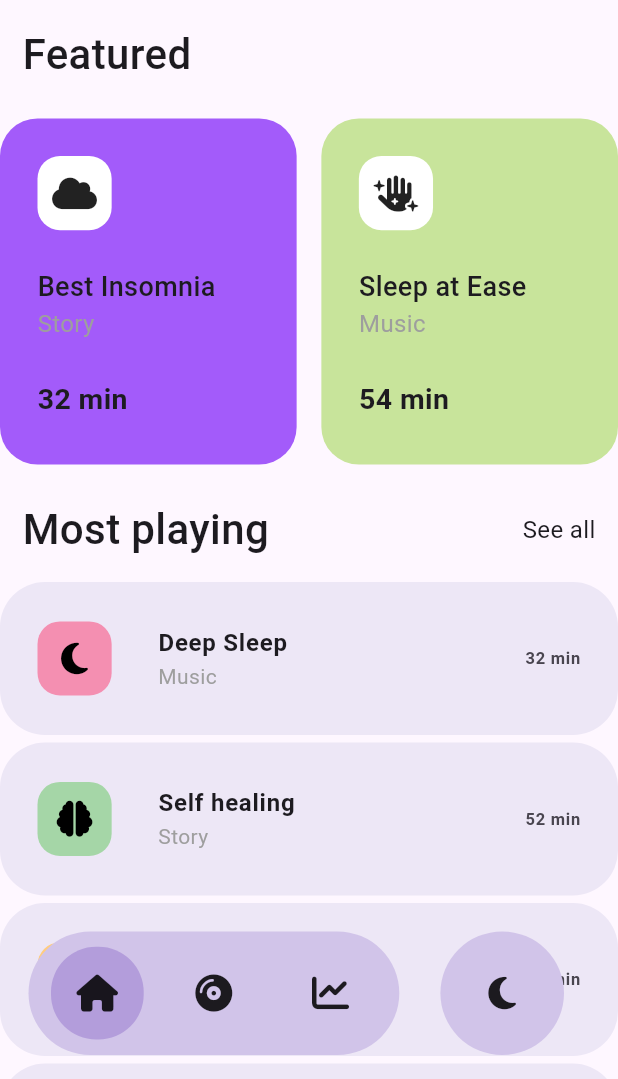
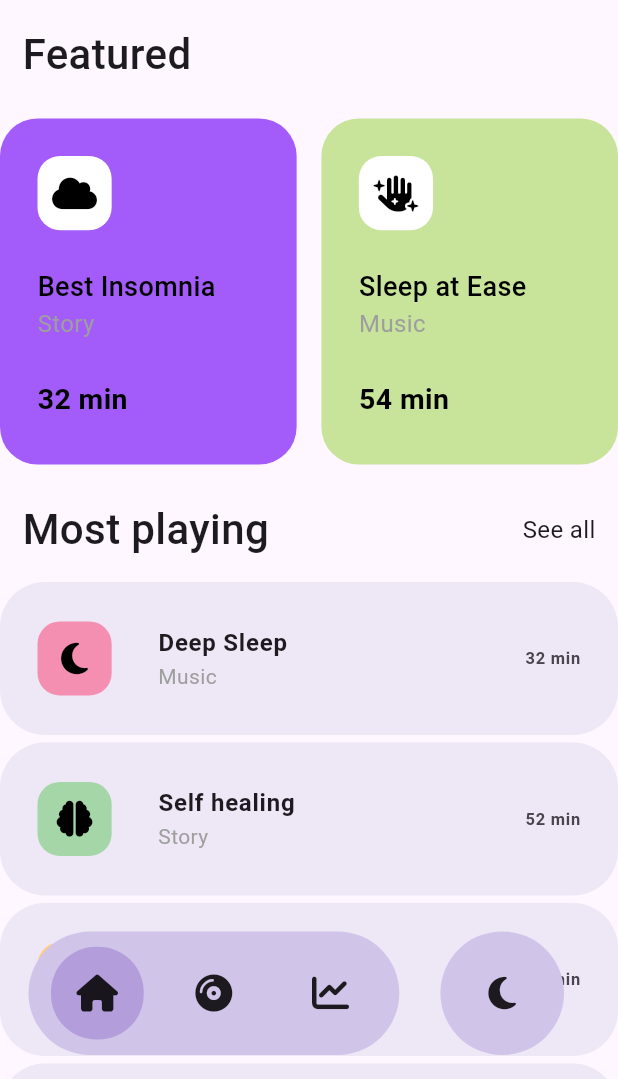
Before and after one commit to mikecasey12/meditation_app, a Flutter app: the screen it shows after launch, on a phone screen of 412 x 824 dp, the part 157-1236 px from its top. Run offline on Flutter 3.47's test engine with Material 2 defaults, Android fonts, the phone set to English and light mode, and no system bars; our stand-ins replace blur, font_awesome_flutter.

Commit message:
added dark theme

```diff
--- a/lib/main.dart
+++ b/lib/main.dart
@@ -1,20 +1,35 @@
 import 'package:flutter/material.dart';
+import 'package:meditation_app/theme/theme.dart';
+import 'package:meditation_app/theme/theme_manager.dart';
+import 'package:provider/provider.dart';
 import 'package:meditation_app/screens/homepage.dart';
 
 void main() {
   runApp(const MyApp());
 }
 
-class MyApp extends StatelessWidget {
+class MyApp extends StatefulWidget {
   const MyApp({super.key});
 
   @override
+  State<MyApp> createState() => _MyAppState();
+}
+
+class _MyAppState extends State<MyApp> {
+  @override
   Widget build(BuildContext context) {
-    return MaterialApp(
-      debugShowCheckedModeBanner: false,
-      title: 'Flutter Demo',
-      theme: ThemeData(primarySwatch: Colors.blue, useMaterial3: true),
-      home: const HomePage(),
+    return MultiProvider(
+      providers: [
+        ChangeNotifierProvider(create: (context) => ThemeManager()),
+      ],
+      builder: (context, _) => MaterialApp(
+        debugShowCheckedModeBanner: false,
+        title: 'Flutter Demo',
+        themeMode: context.watch<ThemeManager>().themeMode,
+        darkTheme: darkTheme,
+        theme: lightTheme,
+        home: const HomePage(),
+      ),
     );
   }
 }
--- a/lib/screens/homescreen.dart
+++ b/lib/screens/homescreen.dart
@@ -1,8 +1,10 @@
 import 'package:flutter/material.dart';
 import 'package:font_awesome_flutter/font_awesome_flutter.dart';
 import 'package:meditation_app/models/dummy_data.dart';
+import 'package:meditation_app/theme/theme_manager.dart';
 import 'package:meditation_app/widget/most_playing_music_tile.dart';
 import 'package:meditation_app/widget/scrolling_button.dart';
+import 'package:provider/provider.dart';
 
 class HomeScreen extends StatefulWidget {
   const HomeScreen({super.key});
@@ -24,6 +26,7 @@ class _HomeScreenState extends State<HomeScreen> {
   @override
   Widget build(BuildContext context) {
     final size = MediaQuery.of(context).size;
+    final isDark = context.watch<ThemeManager>().isDark;
     return Scaffold(
       appBar: AppBar(
         title: const Text('Hello, Michael'),
@@ -33,7 +36,7 @@ class _HomeScreenState extends State<HomeScreen> {
             width: size.width * 0.12,
             margin: const EdgeInsets.only(right: 15),
             decoration: BoxDecoration(
-                color: Colors.deepPurple[100],
+                color: isDark ? Colors.grey[800] : Colors.deepPurple[100],
                 borderRadius: BorderRadius.circular(15)),
             child: const Center(
               child: FaIcon(FontAwesomeIcons.solidBell),
@@ -51,8 +54,10 @@ class _HomeScreenState extends State<HomeScreen> {
                   currentIndex: currentIndex,
                   musicType: _musicType,
                   switchIndexFn: switchIndexFn,
-                  backgroundColor: Colors.deepPurple[100]!,
-                  selectedColor: Colors.deepPurple[200]!),
+                  backgroundColor:
+                      isDark ? Colors.grey[800]! : Colors.deepPurple[100]!,
+                  selectedColor:
+                      isDark ? Colors.grey[600]! : Colors.deepPurple[200]!),
               const Padding(
                 padding: EdgeInsets.all(15.0),
                 child: Text(
@@ -83,14 +88,19 @@ class _HomeScreenState extends State<HomeScreen> {
                                   color: Colors.white,
                                   borderRadius: BorderRadius.circular(15)),
                               child: const Center(
-                                child: FaIcon(FontAwesomeIcons.cloud),
+                                child: FaIcon(
+                                  FontAwesomeIcons.cloud,
+                                  color: Colors.black,
+                                ),
                               ),
                             ),
                             const SizedBox(height: 25),
                             const Text(
                               'Best Insomnia',
                               style: TextStyle(
-                                  fontSize: 18, fontWeight: FontWeight.w500),
+                                  color: Colors.black,
+                                  fontSize: 18,
+                                  fontWeight: FontWeight.w500),
                             ),
                             Text(
                               'Story',
@@ -101,7 +111,9 @@ class _HomeScreenState extends State<HomeScreen> {
                             const Text(
                               '32 min',
                               style: TextStyle(
-                                  fontSize: 19, fontWeight: FontWeight.w600),
+                                  color: Colors.black,
+                                  fontSize: 19,
+                                  fontWeight: FontWeight.w600),
                             ),
                           ],
                         ),
@@ -124,14 +136,19 @@ class _HomeScreenState extends State<HomeScreen> {
                                   color: Colors.white,
                                   borderRadius: BorderRadius.circular(15)),
                               child: const Center(
-                                child: FaIcon(FontAwesomeIcons.handSparkles),
+                                child: FaIcon(
+                                  FontAwesomeIcons.handSparkles,
+                                  color: Colors.black,
+                                ),
                               ),
                             ),
                             const SizedBox(height: 25),
                             const Text(
                               'Sleep at Ease',
                               style: TextStyle(
-                                  fontSize: 18, fontWeight: FontWeight.w500),
+                                  color: Colors.black,
+                                  fontSize: 18,
+                                  fontWeight: FontWeight.w500),
                             ),
                             Text(
                               'Music',
@@ -142,7 +159,9 @@ class _HomeScreenState extends State<HomeScreen> {
                             const Text(
                               '54 min',
                               style: TextStyle(
-                                  fontSize: 19, fontWeight: FontWeight.w600),
+                                  color: Colors.black,
+                                  fontSize: 19,
+                                  fontWeight: FontWeight.w600),
                             ),
                           ],
                         ),
@@ -173,6 +192,7 @@ class _HomeScreenState extends State<HomeScreen> {
                 title: 'Deep Sleep',
                 trailingTitle: '32 min',
                 color: Colors.pink[200]!,
+                isDark: isDark,
               ),
               const SizedBox(height: 5),
               MostPlayingMusicTile(
@@ -181,6 +201,7 @@ class _HomeScreenState extends State<HomeScreen> {
                 title: 'Self healing',
                 trailingTitle: '52 min',
                 color: Colors.green[200]!,
+                isDark: isDark,
               ),
               const SizedBox(height: 5),
               MostPlayingMusicTile(
@@ -189,6 +210,7 @@ class _HomeScreenState extends State<HomeScreen> {
                 title: 'Soothing Music',
                 trailingTitle: '40 min',
                 color: Colors.orange[200]!,
+                isDark: isDark,
               ),
               const SizedBox(height: 5),
               MostPlayingMusicTile(
@@ -197,6 +219,7 @@ class _HomeScreenState extends State<HomeScreen> {
                 title: 'Blessing My Soul with Goodness',
                 trailingTitle: '40 min',
                 color: Colors.red[200]!,
+                isDark: isDark,
               ),
               SizedBox(
                 height: size.height * 0.1,
--- /dev/null
+++ b/lib/theme/theme.dart
@@ -0,0 +1,5 @@
+import 'package:flutter/material.dart';
+
+var lightTheme = ThemeData(brightness: Brightness.light, useMaterial3: true);
+
+var darkTheme = ThemeData(brightness: Brightness.dark, useMaterial3: true);
--- /dev/null
+++ b/lib/theme/theme_manager.dart
@@ -0,0 +1,15 @@
+import 'package:flutter/material.dart';
+
+class ThemeManager with ChangeNotifier {
+  ThemeMode _themeMode = ThemeMode.light;
+  ThemeMode get themeMode => _themeMode;
+
+  bool _isDark = false;
+  bool get isDark => _isDark;
+
+  void darkMode(bool value) {
+    _themeMode = value ? ThemeMode.dark : ThemeMode.light;
+    _isDark = value;
+    notifyListeners();
+  }
+}
--- a/lib/widget/bottom_navigation.dart
+++ b/lib/widget/bottom_navigation.dart
@@ -1,5 +1,7 @@
 import 'package:flutter/material.dart';
 import 'package:font_awesome_flutter/font_awesome_flutter.dart';
+import 'package:meditation_app/theme/theme_manager.dart';
+import 'package:provider/provider.dart';
 
 class BottomNavigation extends StatefulWidget {
   final Function switchViewFn;
@@ -12,6 +14,8 @@ class BottomNavigation extends StatefulWidget {
 }
 
 class _BottomNavigationState extends State<BottomNavigation> {
+  var isDark = false;
+
   @override
   Widget build(BuildContext context) {
     final size = MediaQuery.of(context).size;
@@ -26,7 +30,7 @@ class _BottomNavigationState extends State<BottomNavigation> {
             width: size.width * 0.6,
             padding: const EdgeInsets.only(left: 15, right: 15),
             decoration: BoxDecoration(
-                color: Colors.deepPurple[100],
+                color: isDark ? Colors.grey[800] : Colors.deepPurple[100],
                 borderRadius: const BorderRadius.all(Radius.circular(50))),
             child: Row(
               mainAxisAlignment: MainAxisAlignment.spaceBetween,
@@ -40,7 +44,9 @@ class _BottomNavigationState extends State<BottomNavigation> {
                     width: size.width * 0.15,
                     decoration: BoxDecoration(
                         color: widget.currentIndex == 0
-                            ? Colors.deepPurple[200]
+                            ? isDark
+                                ? Colors.grey[600]
+                                : Colors.deepPurple[200]
                             : null,
                         borderRadius: BorderRadius.circular(30)),
                     child: Center(
@@ -60,7 +66,9 @@ class _BottomNavigationState extends State<BottomNavigation> {
                     width: size.width * 0.15,
                     decoration: BoxDecoration(
                         color: widget.currentIndex == 1
-                            ? Colors.deepPurple[200]
+                            ? isDark
+                                ? Colors.grey[600]
+                                : Colors.deepPurple[200]
                             : null,
                         borderRadius: BorderRadius.circular(30)),
                     child: Center(
@@ -80,7 +88,9 @@ class _BottomNavigationState extends State<BottomNavigation> {
                     width: size.width * 0.15,
                     decoration: BoxDecoration(
                         color: widget.currentIndex == 2
-                            ? Colors.deepPurple[200]
+                            ? isDark
+                                ? Colors.grey[600]
+                                : Colors.deepPurple[200]
                             : null,
                         borderRadius: BorderRadius.circular(30)),
                     child: Center(
@@ -94,17 +104,25 @@ class _BottomNavigationState extends State<BottomNavigation> {
               ],
             ),
           ),
-          Container(
+          GestureDetector(
+            onTap: () {
+              isDark = !isDark;
+              setState(() {
+                context.read<ThemeManager>().darkMode(isDark);
+              });
+            },
+            child: Container(
               height: size.height * 0.1,
               width: size.width * 0.2,
               decoration: BoxDecoration(
-                color: Colors.deepPurple[100],
+                  color: isDark ? Colors.grey[800] : Colors.deepPurple[100],
                   borderRadius: const BorderRadius.all(Radius.circular(50))),
               child: Center(
                   child: FaIcon(
-              FontAwesomeIcons.solidMoon,
+                isDark ? FontAwesomeIcons.sun : FontAwesomeIcons.solidMoon,
                 size: size.height * 0.03,
               )),
+            ),
           ),
         ],
       ),
--- a/lib/widget/most_playing_music_tile.dart
+++ b/lib/widget/most_playing_music_tile.dart
@@ -8,6 +8,7 @@ class MostPlayingMusicTile extends StatelessWidget {
   final IconData icon;
   final Color color;
   final Color textColor;
+  final bool isDark;
   const MostPlayingMusicTile(
       {super.key,
       required this.icon,
@@ -15,13 +16,14 @@ class MostPlayingMusicTile extends StatelessWidget {
       required this.title,
       required this.trailingTitle,
       required this.color,
+      required this.isDark,
       this.textColor = Colors.grey});
 
   @override
   Widget build(BuildContext context) {
     final size = MediaQuery.of(context).size;
     return ListTile(
-      tileColor: Colors.deepPurple[50],
+      tileColor: isDark ? Colors.grey[850] : Colors.deepPurple[50],
       contentPadding:
           const EdgeInsets.only(top: 15, bottom: 15, left: 25, right: 25),
       shape: RoundedRectangleBorder(borderRadius: BorderRadius.circular(30)),
```
Also changed, not shown: lib/screens/sleep_music_screen.dart (+22 -6 lines), lib/screens/tracking_screen.dart (+15 -4 lines), lib/widget/blur_container.dart (deleted, +0 -22 lines). Lines whose indentation alone changed are shown as unchanged.
